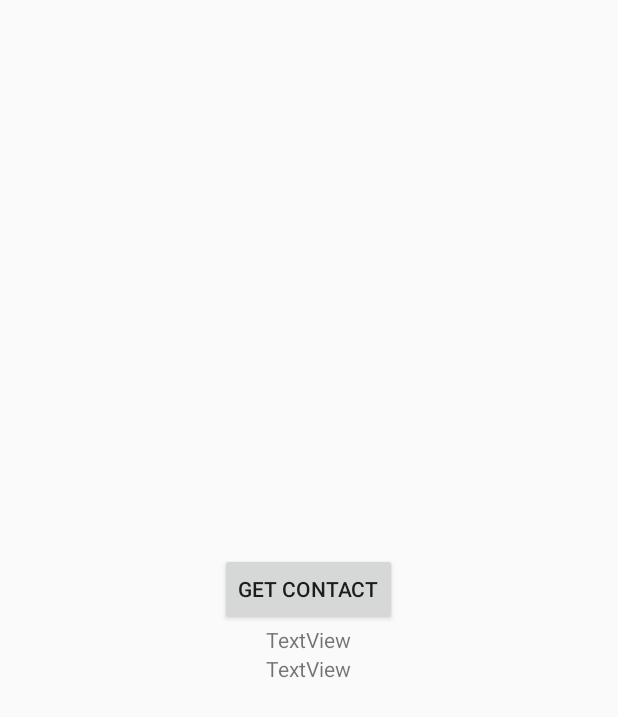
After one commit to mixonko/HomeWork, an Android app: the Dz15Activity screen opened directly, with no data from a screen before it, on a phone screen of 412 x 824 dp. The commit adds this screen. Shown: the top 717 px of the screen. Run offline under Robolectric (Android 15) with nearby library versions, the phone set to English and light mode, and no system bars.

Commit message:
dz 15 contact vodel

```diff
--- a/app/src/main/AndroidManifest.xml
+++ b/app/src/main/AndroidManifest.xml
@@ -2,6 +2,8 @@
     package="test.com.homework">
     <uses-permission android:name="android.permission.INTERNET"/>
     <uses-permission android:name="android.permission.ACCESS_NETWORK_STATE" />
+    <uses-permission android:name="android.permission.READ_CONTACTS" />
+
     <application
         android:allowBackup="true"
         android:icon="@mipmap/ic_launcher"
@@ -31,5 +33,6 @@
         <activity android:name="dz9.Dz9Activity" />
         <activity android:name="dz9.Dz9CreateStudent" />
         <activity android:name="dz9.Dz9StudentInformation" />
+        <activity android:name="dz15.Dz15Activity" />
     </application>
 </manifest>
--- /dev/null
+++ b/app/src/main/java/dz15/Dz15Activity.java
@@ -0,0 +1,15 @@
+package dz15;
+
+import android.app.Activity;
+import android.os.Bundle;
+import android.support.annotation.Nullable;
+
+import test.com.homework.R;
+
+public class Dz15Activity extends Activity {
+    @Override
+    protected void onCreate(@Nullable Bundle savedInstanceState) {
+        super.onCreate(savedInstanceState);
+        setContentView(R.layout.dz15_contact);
+    }
+}
--- /dev/null
+++ b/app/src/main/res/layout/dz15_contact.xml
@@ -0,0 +1,25 @@
+<?xml version="1.0" encoding="utf-8"?>
+<LinearLayout xmlns:android="http://schemas.android.com/apk/res/android"
+    android:layout_width="match_parent"
+    android:layout_height="match_parent"
+    android:orientation="vertical"
+    android:gravity="center">
+
+    <Button
+        android:id="@+id/contactButton"
+        android:layout_width="wrap_content"
+        android:layout_height="wrap_content"
+        android:text="@string/dz15_text_button" />
+
+    <TextView
+        android:id="@+id/contactNameame"
+        android:layout_width="wrap_content"
+        android:layout_height="wrap_content"
+        android:text="TextView" />
+
+    <TextView
+        android:id="@+id/contactNumber"
+        android:layout_width="wrap_content"
+        android:layout_height="wrap_content"
+        android:text="TextView" />
+</LinearLayout>
--- a/app/src/main/res/values/strings.xml
+++ b/app/src/main/res/values/strings.xml
@@ -24,6 +24,7 @@
     <string name="dz6_text_change">Редактировать</string>
     <string name="dz9_text_dz9">dz9</string>
     <string name="dz9_text_save">save</string>
+    <string name="dz15_text_button">get contact</string>
 
 
 </resources>
```
Also changed, not shown: app/src/main/java/dz15/Dz15ContactModel.java (added, +38 -0 lines).
